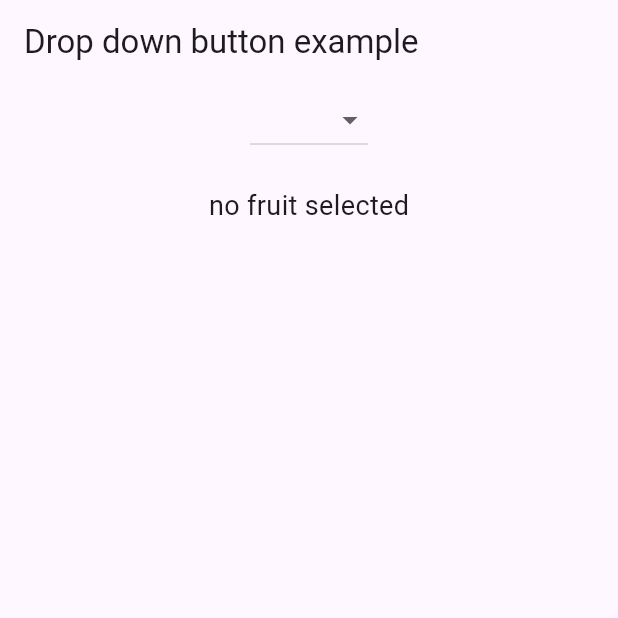
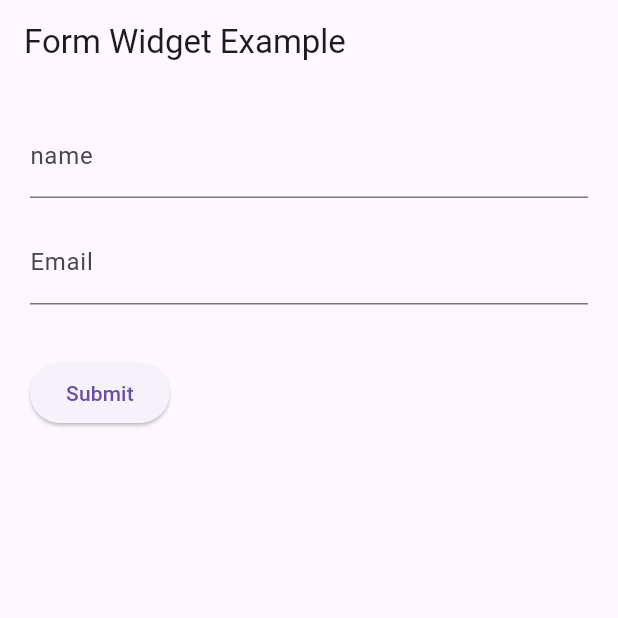
Before and after one commit to BraisonWabwire/learning_flutter_widgets, a Flutter app: the screen it shows after launch, on a phone screen of 412 x 824 dp, the top half of it. Run offline on Flutter 3.47's test engine with Material 3 defaults, Android fonts, the phone set to English and light mode, and no system bars.

Commit message:
Learning Form Widget

```diff
--- a/lib/main.dart
+++ b/lib/main.dart
@@ -10,55 +10,75 @@ class MyApp extends StatelessWidget {
   @override
   Widget build(BuildContext context) {
     return MaterialApp(
-      title: 'drop down ',
-      theme: ThemeData(primarySwatch: Colors.blue),
-      home: DropDownExample(),
+      debugShowCheckedModeBanner: false,
+      title: 'Form Widget',
+      home: const FormPage(),
     );
   }
 }
 
-class DropDownExample extends StatefulWidget {
-  const DropDownExample({super.key});
+class FormPage extends StatefulWidget {
+  const FormPage({super.key});
 
   @override
-  State<DropDownExample> createState() => _DropDownExampleState();
+  State<FormPage> createState() => _FormPageState();
 }
 
-class _DropDownExampleState extends State<DropDownExample> {
-  final List<String> fruits = ['Apple', 'Banana', 'Mango', 'Orange'];
+class _FormPageState extends State<FormPage> {
+  final _formKey = GlobalKey<FormState>();
 
-  String? selectedFruit;
+  final TextEditingController nameController = TextEditingController();
+  final TextEditingController emailController = TextEditingController();
   @override
   Widget build(BuildContext context) {
     return Scaffold(
-      appBar: AppBar(title: Text("Drop down button example")),
-      body: Center(
+      appBar: AppBar(title: const Text("Form Widget Example")),
+      body: Padding(
+        padding: const EdgeInsets.all(20),
+      child: Form(
+        key: _formKey,
         child: Column(
-          mainAxisAlignment: MainAxisAlignment.start,
+          crossAxisAlignment: CrossAxisAlignment.start,
           children: [
-            DropdownButton<String>(
-              items: fruits.map<DropdownMenuItem<String>>((String fruit) {
-                return DropdownMenuItem<String>(
-                  value: fruit,
-                  child: Text(fruit),
-                );
-              }).toList(),
-              onChanged: (String? newValue) {
-                setState(() {
-                  selectedFruit = newValue;
-                });
+            TextFormField(
+              controller: nameController,
+              decoration: const InputDecoration(labelText: 'name'),
+              validator: (value) {
+                if (value == null || value.trim().isEmpty) {
+                  return 'Please enter your name';
+                }
+                return null;
               },
             ),
-            const SizedBox(height: 20),
-            Text(
-              selectedFruit == null
-                  ? 'no fruit selected'
-                  : 'you slected:$selectedFruit',
-              style: const TextStyle(fontSize: 18),
+            const SizedBox(height: 15),
+            TextFormField(
+              controller: emailController,
+              decoration: const InputDecoration(
+                labelText: 'Email'
+              ),
+              validator: (value) {
+                if (value == null || value.isEmpty || !value.contains('@')) {
+                  return 'please enter a valid email';
+                }
+              },
+            ),
+            const SizedBox(height: 35),
+            ElevatedButton(
+              onPressed: () {
+                if (_formKey.currentState!.validate()) {
+                  ScaffoldMessenger.of(context).showSnackBar(
+                    SnackBar(
+                      content: Text("Form submitted! Name: ${nameController.text}, Email: ${emailController.text}"),
+                      )
+                  );
+                }
+              },
+              child: const Text('Submit'),
             ),
           ],
         ),
       ),
+      ),
     );
   }
 }
```
